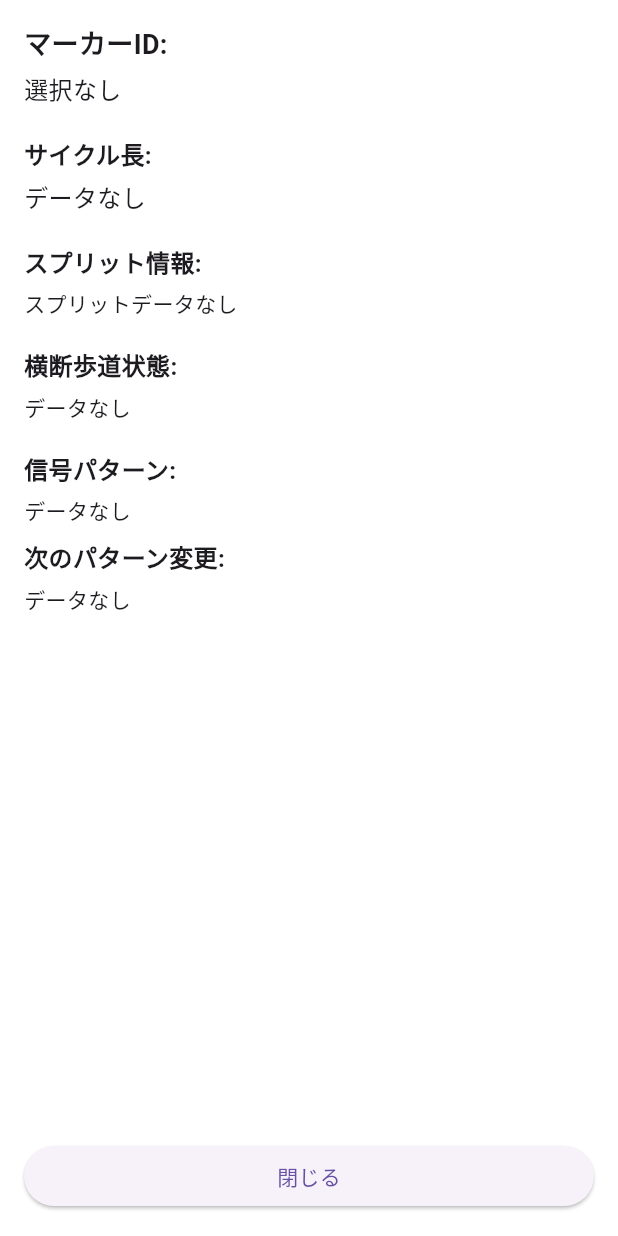
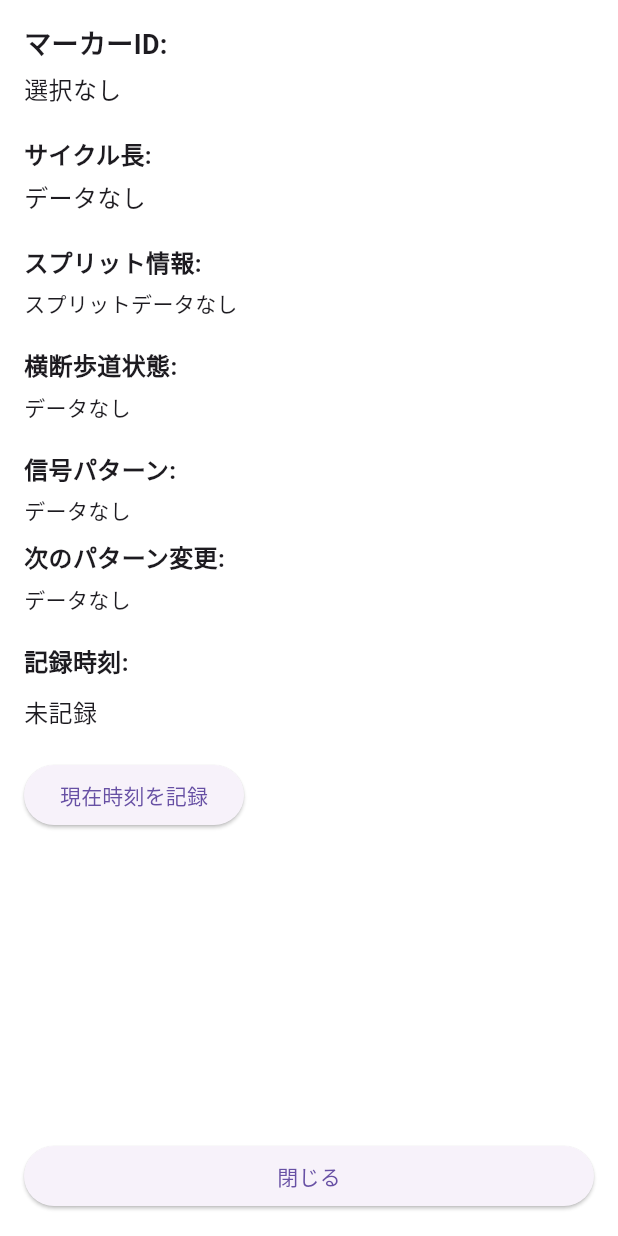
Before and after one commit to ycookiey/geek_hackathon1_21, a Flutter app: the SidebarWidget widget shown alone on an empty page, opened directly with empty values, on a phone screen of 412 x 824 dp. Run offline on Flutter 3.47's test engine with Material 3 defaults, Android fonts, the phone set to English and light mode, and no system bars; our stand-ins replace envied, flutter_map, flutter_riverpod, geolocator, latlong2 and 1 more; missing offline and left inert: dart:ffi; accounts and stored records are empty; generated files the repository leaves out were written again.

Commit message:
add:マップアイコンをタップしたとき、DBに青になった時間を書き込む機能搭載

```diff
--- a/lib/widgets/sidebar_widget.dart
+++ b/lib/widgets/sidebar_widget.dart
@@ -2,6 +2,7 @@ import 'package:flutter/material.dart';
 import 'package:flutter_riverpod/flutter_riverpod.dart';
 import 'package:geek_hackathon1_21/constants.dart';
 import 'package:geek_hackathon1_21/services/signal_pattern_manager.dart';
+import 'package:geek_hackathon1_21/widgets/Offset.dart';
 
 class SidebarWidget extends ConsumerWidget {
   final bool _isSidebarVisible;
@@ -199,6 +200,24 @@ class SidebarWidget extends ConsumerWidget {
                   style: TextStyle(fontSize: 14),
                 ),
 
+                SizedBox(height: 20),
+                Text(
+                  "記録時刻:",
+                  style: TextStyle(fontSize: 16, fontWeight: FontWeight.bold),
+                ),
+                SizedBox(height: 10),
+                ValueListenableBuilder<String?>(
+                  valueListenable: _currentTimeNotifier,
+                  builder: (context, value, child) {
+                    return Text(value ?? "未記録", style: TextStyle(fontSize: 16));
+                  },
+                ),
+                SizedBox(height: 20),
+                ElevatedButton(
+                  onPressed: () => offset(selectedMarkerId ?? ""),
+                  child: Text("現在時刻を記録"),
+                ),
+
                 Spacer(),
                 ElevatedButton(
                   onPressed: onClose,
```
Also changed, not shown: lib/widgets/Offset.dart (+12 -8 lines).
